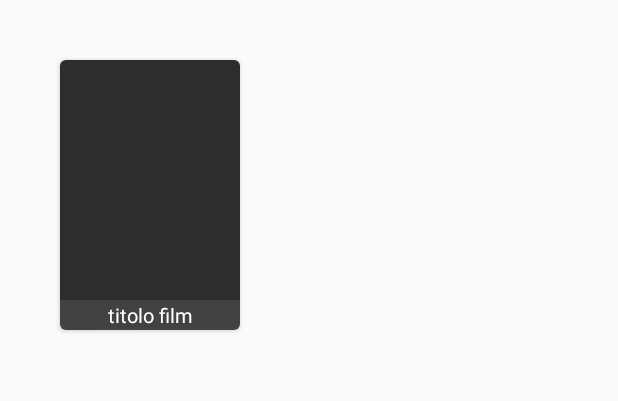
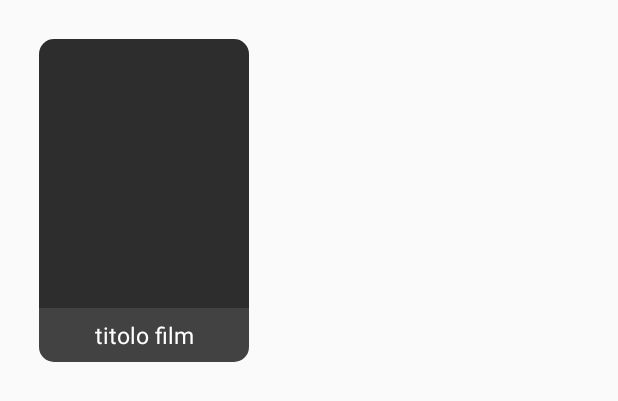
Before and after one commit to EmanueleVolpato/Project, an Android app: the layout cardview_item_film.xml on its own in the app's theme, with its tools: preview values and no code run, on a phone screen of 412 x 824 dp. Shown: the top 401 px of the screen. Run offline under Robolectric (Android 15) with nearby library versions, the phone set to English and light mode, and no system bars.

Commit message:
layout cella modificato

```diff
--- a/projectWork/app/src/main/res/layout/cardview_item_film.xml
+++ b/projectWork/app/src/main/res/layout/cardview_item_film.xml
@@ -1,13 +1,13 @@
 <?xml version="1.0" encoding="utf-8"?>
 <androidx.cardview.widget.CardView xmlns:android="http://schemas.android.com/apk/res/android"
-    android:layout_width="120dp"
+    android:layout_width="140dp"
     android:clickable="true"
     android:id="@+id/cardViewId"
     android:foreground="?android:attr/selectableItemBackground"
-    android:layout_height="180dp"
+    android:layout_height="215dp"
     xmlns:cardview="http://schemas.android.com/apk/res-auto"
-    android:layout_margin="40dp"
-    cardview:cardCornerRadius="4dp">
+    android:layout_margin="26dp"
+    cardview:cardCornerRadius="10dp">
 
     <LinearLayout
         android:layout_width="match_parent"
@@ -18,19 +18,20 @@
         <ImageView
             android:id="@+id/imageFilm"
             android:layout_width="match_parent"
-            android:layout_height="160dp"
+            android:layout_height="179dp"
             android:background="#2d2d2d"
             android:scaleType="centerCrop" />
 
         <TextView
             android:id="@+id/titoloFilm"
             android:layout_width="match_parent"
-            android:layout_height="20dp"
+            android:layout_height="36dp"
             android:background="@color/cardview_dark_background"
             android:gravity="center"
             android:text="titolo film"
             android:textColor="#ffff"
-            android:textSize="13sp"></TextView>
+            android:textSize="15sp"></TextView>
+
         <TextView
             android:id="@+id/idFilm"
             android:layout_width="match_parent"
```
